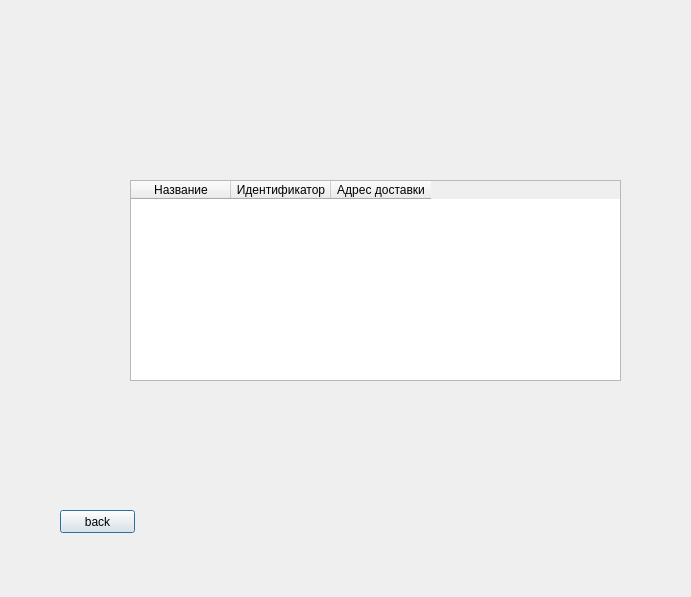
Above: offers.ui from tr1plejj/crm-v1-app before the change. Below: the same form after it.
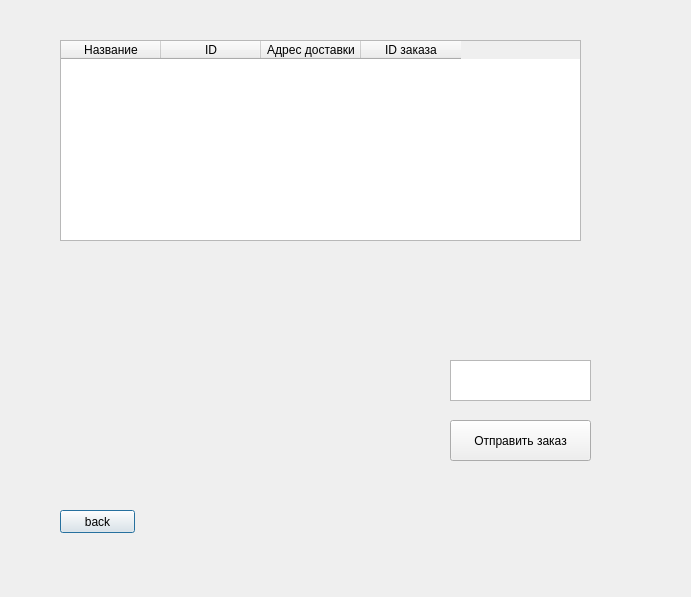
That is the form after the change.

Commit message: added user_id and table widget

Diff of the .ui file:
```diff
--- a/offers.ui
+++ b/offers.ui
@@ -29,9 +29,9 @@
   <widget class="QTableWidget" name="tableWidget">
    <property name="geometry">
     <rect>
-     <x>130</x>
-     <y>180</y>
-     <width>491</width>
+     <x>60</x>
+     <y>40</y>
+     <width>521</width>
      <height>201</height>
     </rect>
    </property>
@@ -42,7 +42,7 @@
    </column>
    <column>
     <property name="text">
-     <string>Идентификатор</string>
+     <string>ID</string>
     </property>
    </column>
    <column>
@@ -50,6 +50,34 @@
      <string>Адрес доставки</string>
     </property>
    </column>
+   <column>
+    <property name="text">
+     <string>ID заказа</string>
+    </property>
+   </column>
+  </widget>
+  <widget class="QPushButton" name="send_off_btn">
+   <property name="geometry">
+    <rect>
+     <x>450</x>
+     <y>420</y>
+     <width>141</width>
+     <height>41</height>
+    </rect>
+   </property>
+   <property name="text">
+    <string>Отправить заказ</string>
+   </property>
+  </widget>
+  <widget class="QTextEdit" name="id_offer">
+   <property name="geometry">
+    <rect>
+     <x>450</x>
+     <y>360</y>
+     <width>141</width>
+     <height>41</height>
+    </rect>
+   </property>
   </widget>
  </widget>
  <resources/>
```
Left out of the diff: 2 changed lines with no effect on the pictures. The commit also changes 4 other files.
